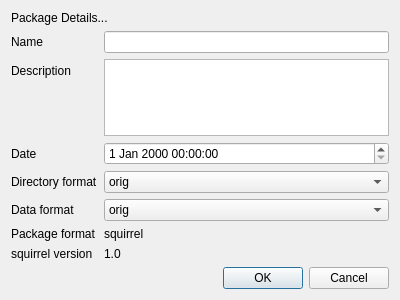
First picture: the form in src/squirrel-gui/packagedialog.ui, repository gbook/squirrel, before the edit.
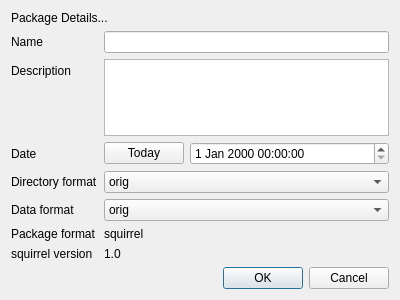
Second picture: the form after the edit.

Commit message: trying out icons. updating package flow

```diff
--- a/src/squirrel-gui/packagedialog.ui
+++ b/src/squirrel-gui/packagedialog.ui
@@ -50,17 +50,14 @@
        </property>
       </widget>
      </item>
-     <item row="2" column="1">
-      <widget class="QDateTimeEdit" name="packageDate"/>
-     </item>
-     <item row="3" column="0">
+     <item row="5" column="0">
       <widget class="QLabel" name="label_4">
        <property name="text">
         <string>Directory format</string>
        </property>
       </widget>
      </item>
-     <item row="3" column="1">
+     <item row="5" column="1">
       <widget class="QComboBox" name="packageDirFormat">
        <item>
         <property name="text">
@@ -74,14 +71,14 @@
        </item>
       </widget>
      </item>
-     <item row="4" column="0">
+     <item row="6" column="0">
       <widget class="QLabel" name="label_5">
        <property name="text">
         <string>Data format</string>
        </property>
       </widget>
      </item>
-     <item row="4" column="1">
+     <item row="6" column="1">
       <widget class="QComboBox" name="packageDataFormat">
        <item>
         <property name="text">
@@ -120,34 +117,51 @@
        </item>
       </widget>
      </item>
-     <item row="5" column="0">
+     <item row="7" column="0">
       <widget class="QLabel" name="label_7">
        <property name="text">
         <string>Package format</string>
        </property>
       </widget>
      </item>
-     <item row="5" column="1">
+     <item row="7" column="1">
       <widget class="QLabel" name="label_8">
        <property name="text">
         <string>squirrel</string>
        </property>
       </widget>
      </item>
-     <item row="6" column="0">
+     <item row="8" column="0">
       <widget class="QLabel" name="label_9">
        <property name="text">
         <string>squirrel version</string>
        </property>
       </widget>
      </item>
-     <item row="6" column="1">
+     <item row="8" column="1">
       <widget class="QLabel" name="label_10">
        <property name="text">
         <string>1.0</string>
        </property>
       </widget>
      </item>
+     <item row="2" column="1">
+      <layout class="QHBoxLayout" name="horizontalLayout" stretch="0,1">
+       <property name="topMargin">
+        <number>0</number>
+       </property>
+       <item>
+        <widget class="QPushButton" name="btnSetCurrentDateTime">
+         <property name="text">
+          <string>Today</string>
+         </property>
+        </widget>
+       </item>
+       <item>
+        <widget class="QDateTimeEdit" name="packageDate"/>
+       </item>
+      </layout>
+     </item>
     </layout>
    </item>
    <item>
```
The commit also changes 7 other files.
